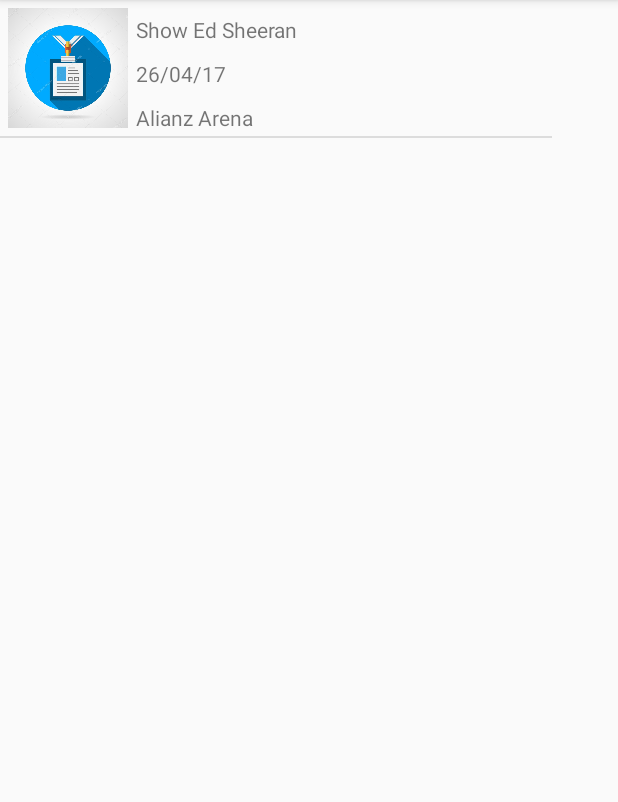
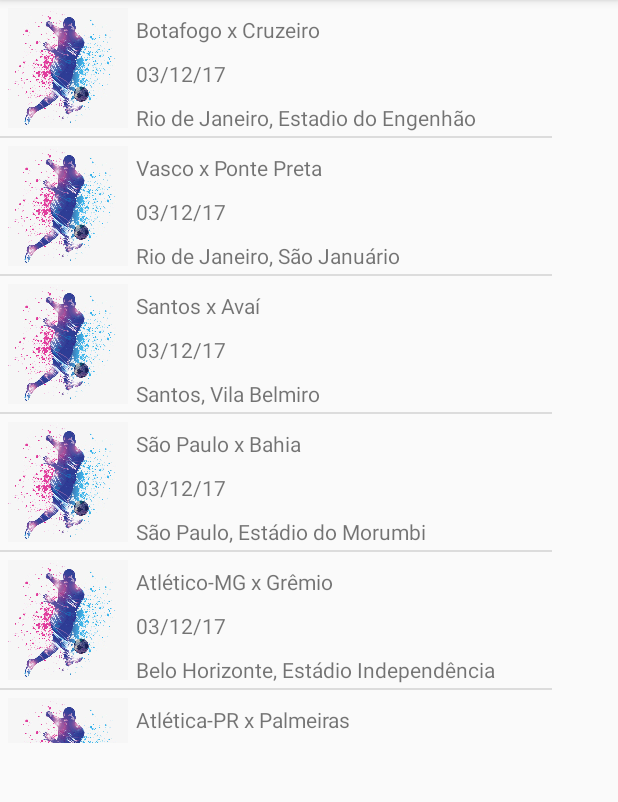
Before and after one commit to higorbhermes/Trabalho02-2017--2, an Android app: the screen it shows after launch (MainActivity), on a phone screen of 412 x 824 dp, the part 84-886 px from its top. Run offline under Robolectric (Android 15) with nearby library versions, the phone set to English and light mode, and no system bars.

Commit message:
StartActivityForResult e OnFinish

```diff
--- a/app/src/main/java/br/iff/pooa20172/trabalho02_2017_2/MainActivity.java
+++ b/app/src/main/java/br/iff/pooa20172/trabalho02_2017_2/MainActivity.java
@@ -12,6 +12,9 @@ import android.widget.Toast;
 import java.util.ArrayList;
 
 public class MainActivity extends AppCompatActivity {
+
+    private static final int REQUEST_CODE_CONFIRMACAO = 0;
+
     @Override
     protected void onCreate(Bundle savedInstanceState) {
         super.onCreate(savedInstanceState);
@@ -31,17 +34,49 @@ public class MainActivity extends AppCompatActivity {
         public void onItemClick(AdapterView<?> adapterView, View view, int i, long l) {
             Intent intent = new Intent(MainActivity.this, Main2Activity.class);
             intent.putExtra("nome", evento.get(i).getNome());
-            startActivity(intent);
+            intent.putExtra("data", evento.get(i).getData());
+            intent.putExtra("local", evento.get(i).getLocal());
+            intent.putExtra("capacidade", evento.get(i).getCapacidade());
+            intent.putExtra("promotor", evento.get(i).getPromotor());
+            intent.putExtra("patrocinio", evento.get(i).getPatrocinio());
+            intent.putExtra("valor", evento.get(i).getValor());
+            startActivityForResult(intent, REQUEST_CODE_CONFIRMACAO);
             }
         });
     }
 
+    @Override
+    protected void onActivityResult(int requestCode, int resultCode, Intent dados) {
+        if (resultCode == RESULT_OK &&
+                requestCode == REQUEST_CODE_CONFIRMACAO) {
+            if (dados.hasExtra("retorno")) {
+                Toast.makeText(this, "Retornou", Toast.LENGTH_SHORT).show();
+            }
+        }
+    }
+
     private ArrayList<Evento> adicionarEvento() {
         ArrayList<Evento> evento = new ArrayList<Evento>();
-        Evento ev1 = new Evento("Show Ed Sheeran", "26/04/17", "Alianz Arena", 45000, "", "", 345.00, R.drawable.nome);
+        Evento ev1 = new Evento("Botafogo x Cruzeiro", "03/12/17", "Rio de Janeiro, Estadio do Engenhão", 45000, "CBF", "", 50.00, R.drawable.nome);
         evento.add(ev1);
-
-
+        Evento ev2 = new Evento("Vasco x Ponte Preta", "03/12/17", "Rio de Janeiro, São Januário", 30000, "CBF", "", 50.00, R.drawable.nome);
+        evento.add(ev2);
+        Evento ev3 = new Evento("Santos x Avaí", "03/12/17", "Santos, Vila Belmiro", 18000, "CBF", "", 50.00, R.drawable.nome);
+        evento.add(ev3);
+        Evento ev4 = new Evento("São Paulo x Bahia", "03/12/17", "São Paulo, Estádio do Morumbi", 65000, "CBF", "", 10.00, R.drawable.nome);
+        evento.add(ev4);
+        Evento ev5 = new Evento("Atlético-MG x Grêmio", "03/12/17", "Belo Horizonte, Estádio Independência", 18000, "CBF", "", 50.00, R.drawable.nome);
+        evento.add(ev5);
+        Evento ev6 = new Evento("Atlética-PR x Palmeiras", "03/12/17", "Curitiba, Arena da Baixada", 38000, "CBF", "", 50.00, R.drawable.nome);
+        evento.add(ev6);
+        Evento ev7 = new Evento("Sport x Corinthians", "03/12/17", "Recife, Ilha do Retiro", 18000, "CBF", "", 50.00, R.drawable.nome);
+        evento.add(ev7);
+        Evento ev8 = new Evento("Vitória x Flamengo", "03/12/17", "Salvador, Estádio Barradão", 25000, "CBF", "", 50.00, R.drawable.nome);
+        evento.add(ev8);
+        Evento ev9 = new Evento("Atlético-GO x Fluminense", "03/12/17", "Goiânia, Estádio Serra Dourada", 39000, "CBF", "", 50.00, R.drawable.nome);
+        evento.add(ev9);
+        Evento ev10 = new Evento("Chapecoense x Coritiba", "03/12/17", "Chapecó, Arena Condá", 25000, "CBF", "", 50.00, R.drawable.nome);
+        evento.add(ev10);
         return evento;
     }
 }
```
Also changed, not shown: app/src/main/java/br/iff/pooa20172/trabalho02_2017_2/Main2Activity.java (+51 -0 lines), app/src/main/res/drawable/nome.jpg.
